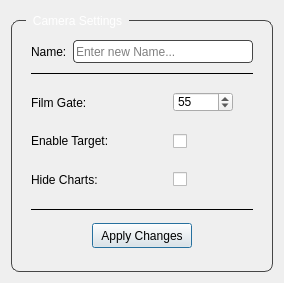
The window that 01_app/dev/UI/camera_options_UI.ui (kaanyilmaz99/YFX_Lookdev_Tool) describes before a commit, drawn with Qt 5.
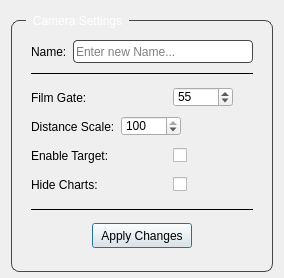
The same window after the commit.

The edit to the form file:
```diff
--- a/01_app/dev/UI/camera_options_UI.ui
+++ b/01_app/dev/UI/camera_options_UI.ui
@@ -10,7 +10,7 @@
     <x>0</x>
     <y>0</y>
     <width>284</width>
-    <height>283</height>
+    <height>278</height>
    </rect>
   </property>
   <property name="minimumSize">
@@ -75,7 +75,7 @@
      </property>
      <layout class="QVBoxLayout" name="verticalLayout_2">
       <item>
-       <layout class="QVBoxLayout" name="verticalLayout" stretch="0,0,0,0,0,0,0,0">
+       <layout class="QVBoxLayout" name="verticalLayout" stretch="0,0,0,0,0,0,0,0,0">
         <property name="spacing">
          <number>0</number>
         </property>
@@ -207,6 +207,70 @@
           </item>
          </layout>
         </item>
+        <item>
+         <layout class="QHBoxLayout" name="horizontalLayout_7" stretch="0,0,1">
+          <property name="bottomMargin">
+           <number>0</number>
+          </property>
+          <item>
+           <widget class="QLabel" name="label_4">
+            <property name="minimumSize">
+             <size>
+              <width>90</width>
+              <height>0</height>
+             </size>
+            </property>
+            <property name="maximumSize">
+             <size>
+              <width>90</width>
+              <height>16777215</height>
+             </size>
+            </property>
+            <property name="text">
+             <string>Distance Scale:</string>
+            </property>
+           </widget>
+          </item>
+          <item>
+           <widget class="QSpinBox" name="sBox_distance_scale">
+            <property name="minimumSize">
+             <size>
+              <width>60</width>
+              <height>20</height>
+             </size>
+            </property>
+            <property name="maximumSize">
+             <size>
+              <width>60</width>
+              <height>20</height>
+             </size>
+            </property>
+            <property name="minimum">
+             <number>1</number>
+            </property>
+            <property name="maximum">
+             <number>100</number>
+            </property>
+            <property name="value">
+             <number>100</number>
+            </property>
+           </widget>
+          </item>
+          <item>
+           <spacer name="verticalSpacer_4">
+            <property name="orientation">
+             <enum>Qt::Vertical</enum>
+            </property>
+            <property name="sizeHint" stdset="0">
+             <size>
+              <width>20</width>
+              <height>20</height>
+             </size>
+            </property>
+           </spacer>
+          </item>
+         </layout>
+        </item>
         <item>
          <layout class="QHBoxLayout" name="horizontalLayout_5" stretch="0,0,0">
           <property name="topMargin">
```
